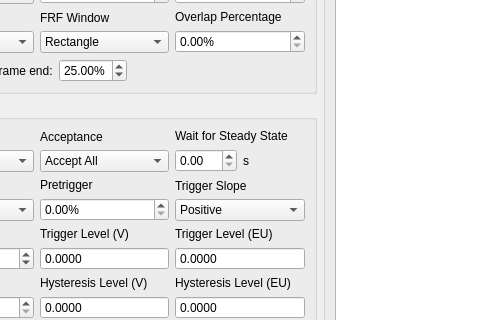
Old version of the form src/rattlesnake/user_interface/ui_files/modal_definition.ui in the repository sandialabs/rattlesnake-vibration-controller; both pictures show x 119 to 599 and y 218 to 538 of the 1226 by 699 pixel window.
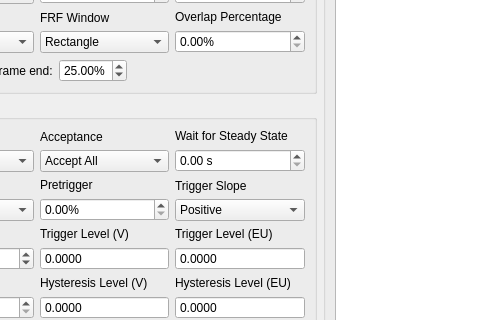
New version of the form. Custom widgets are drawn as their Qt base class.

The edit to the form file:
```diff
--- a/src/rattlesnake/user_interface/ui_files/modal_definition.ui
+++ b/src/rattlesnake/user_interface/ui_files/modal_definition.ui
@@ -6,7 +6,7 @@
    <rect>
     <x>0</x>
     <y>0</y>
-    <width>1176</width>
+    <width>1172</width>
     <height>660</height>
    </rect>
   </property>
@@ -576,12 +576,8 @@
                 <property name="toolTip">
                  <string>Amount of time to wait for the measurement to achieve a steady state response prior to performing signal processing operations.</string>
                 </property>
-               </widget>
-              </item>
-              <item>
-               <widget class="QLabel" name="wait_for_steady_selector_label">
-                <property name="text">
-                 <string>s</string>
+                <property name="suffix">
+                 <string> s</string>
                 </property>
                </widget>
               </item>
```
Left out of the diff: 157 changed lines with no effect on the pictures.
